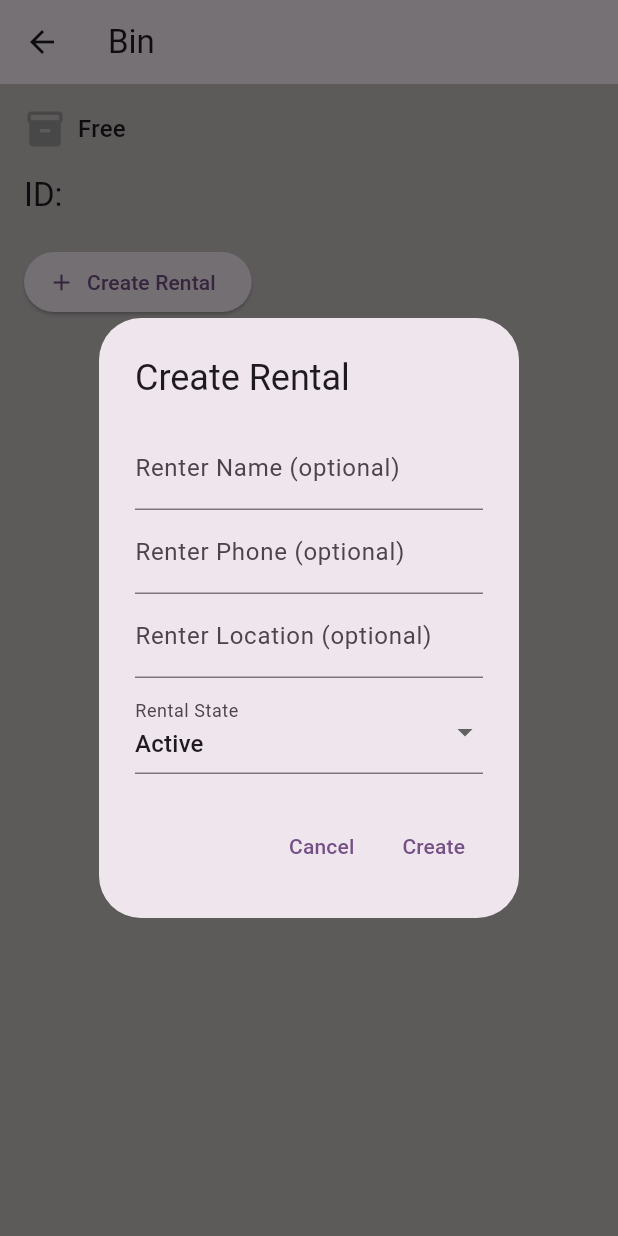
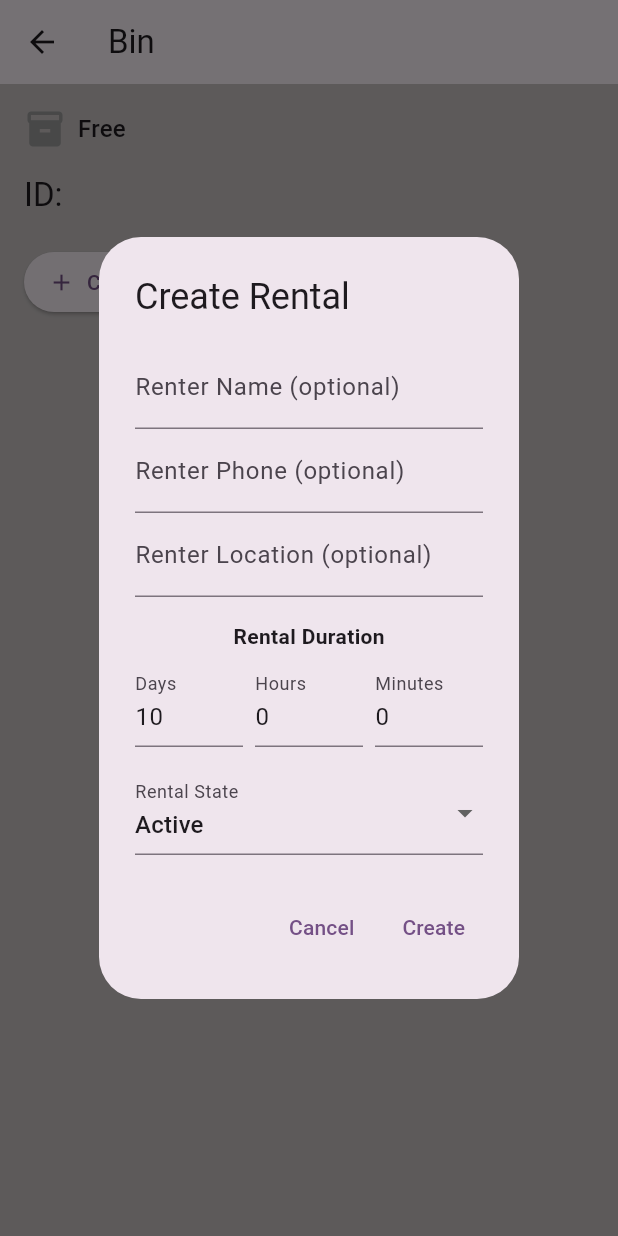
Before and after one commit to cgaldan/bin_tracker, a Flutter app: the BinDetailScreen screen opened directly with empty values, after a tap on "Create Rental", on a phone screen of 412 x 824 dp. Run offline on Flutter 3.47's test engine with Material 3 defaults, Android fonts, the phone set to English and light mode, and no system bars; our stand-ins replace hive, hive_flutter; accounts and stored records are empty.

Commit message:
feat: add custom planned duration and fix rental bin history

```diff
--- a/lib/screens/bin_detail_screen.dart
+++ b/lib/screens/bin_detail_screen.dart
@@ -222,11 +222,11 @@ class _BinDetailScreenState extends State<BinDetailScreen> {
 
     if (ok != true) return;
 
-    final rentalKey = _bin.currentRentalKey!;
+    // final rentalKey = _bin.currentRentalKey!;
 
     // print('Before update: ${_bin.currentRentalKey}');
 
-    final history = List<int>.from(_bin.rentalHistory ?? [])..add(rentalKey);
+    final history = List<int>.from(_bin.rentalHistory ?? []);
     final updatedBin = BinItem(
       id: _bin.id,
       currentRentalKey: null,
@@ -253,6 +253,9 @@ class _BinDetailScreenState extends State<BinDetailScreen> {
     final renterNameCtrl = TextEditingController();
     final renterPhoneCtrl = TextEditingController();
     final renterLocCtrl = TextEditingController();
+    final daysCtrl = TextEditingController(text: '10');
+    final hoursCtrl = TextEditingController(text: '0');
+    final minutesCtrl = TextEditingController(text: '0');
     RentalState initialState = RentalState.active;
     final formKey = GlobalKey<FormState>();
 
@@ -262,6 +265,7 @@ class _BinDetailScreenState extends State<BinDetailScreen> {
         title: const Text('Create Rental'),
         content: Form(
           key: formKey,
+          child: SingleChildScrollView(
             child: Column(
               mainAxisSize: MainAxisSize.min,
               children: [
@@ -284,7 +288,79 @@ class _BinDetailScreenState extends State<BinDetailScreen> {
                     labelText: 'Renter Location (optional)',
                   ),
                 ),
+                const SizedBox(height: 16),
+                const Text(
+                  'Rental Duration',
+                  style: TextStyle(fontWeight: FontWeight.bold),
+                ),
                 const SizedBox(height: 8),
+                Row(
+                  children: [
+                    Expanded(
+                      child: TextFormField(
+                        controller: daysCtrl,
+                        decoration: const InputDecoration(
+                          labelText: 'Days',
+                          hintText: '10',
+                        ),
+                        keyboardType: TextInputType.number,
+                        validator: (value) {
+                          if (value == null || value.isEmpty) {
+                            return 'Required';
+                          }
+                          final days = int.tryParse(value);
+                          if (days == null || days < 0) {
+                            return 'Invalid';
+                          }
+                          return null;
+                        },
+                      ),
+                    ),
+                    const SizedBox(width: 8),
+                    Expanded(
+                      child: TextFormField(
+                        controller: hoursCtrl,
+                        decoration: const InputDecoration(
+                          labelText: 'Hours',
+                          hintText: '0',
+                        ),
+                        keyboardType: TextInputType.number,
+                        validator: (value) {
+                          if (value == null || value.isEmpty) {
+                            return 'Required';
+                          }
+                          final hours = int.tryParse(value);
+                          if (hours == null || hours < 0 || hours > 23) {
+                            return '0-23';
+                          }
+                          return null;
+                        },
+                      ),
+                    ),
+                    const SizedBox(width: 8),
+                    Expanded(
+                      child: TextFormField(
+                        controller: minutesCtrl,
+                        decoration: const InputDecoration(
+                          labelText: 'Minutes',
+                          hintText: '0',
+                        ),
+                        keyboardType: TextInputType.number,
+                        validator: (value) {
+                          if (value == null || value.isEmpty) {
+                            return 'Required';
+                          }
+                          final minutes = int.tryParse(value);
+                          if (minutes == null || minutes < 0 || minutes > 59) {
+                            return '0-59';
+                          }
+                          return null;
+                        },
+                      ),
+                    ),
+                  ],
+                ),
+                const SizedBox(height: 16),
                 DropdownButtonFormField<RentalState>(
                   value: initialState,
                   items: const [
@@ -305,6 +381,7 @@ class _BinDetailScreenState extends State<BinDetailScreen> {
                   decoration: const InputDecoration(labelText: 'Rental State'),
                 ),
               ],
+            ),
           ),
         ),
         actions: [
@@ -329,6 +406,12 @@ class _BinDetailScreenState extends State<BinDetailScreen> {
     final renterName = renterNameCtrl.text.trim();
     final renterPhone = renterPhoneCtrl.text.trim();
     final renterLoc = renterLocCtrl.text.trim();
+    final days = int.parse(daysCtrl.text);
+    final hours = int.parse(hoursCtrl.text);
+    final minutes = int.parse(minutesCtrl.text);
+
+    // Calculate total duration in seconds
+    final totalSeconds = (days * 24 * 3600) + (hours * 3600) + (minutes * 60);
 
     final now = DateTime.now();
     final rental = RentalRecord(
@@ -337,9 +420,9 @@ class _BinDetailScreenState extends State<BinDetailScreen> {
       renterLoc: renterLoc,
       startDate: initialState == RentalState.active ? now : null,
       remainingSeconds: initialState == RentalState.paused
-          ? 10 * 24 * 3600
+          ? totalSeconds
           : null,
-      plannedSeconds: 10 * 24 * 3600,
+      plannedSeconds: totalSeconds,
       state: initialState,
     );
 
```
Lines whose indentation alone changed are shown as unchanged.
